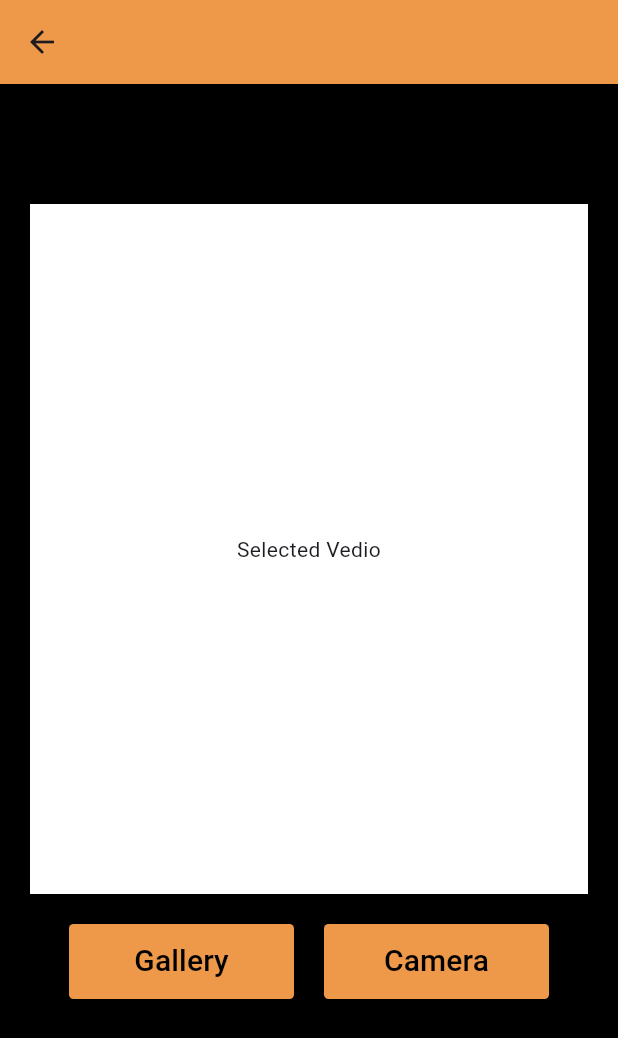
After one commit to seunggihong/flutter-likeu, a Flutter app: the CameraView screen opened directly, on a phone screen of 412 x 824 dp. The commit adds this screen. Shown: the top 1038 px of the screen. Run offline on Flutter 3.47's test engine with Material 3 defaults, Android fonts, the phone set to English and light mode, and no system bars; our stand-ins replace flutter_expandable_fab, flutter_heatmap_calendar.

Commit message:
add: open camera or gallery view

```diff
--- /dev/null
+++ b/lib/views/camera/camera_view.dart
@@ -0,0 +1,72 @@
+import 'dart:developer';
+
+import 'package:flutter/material.dart';
+import 'package:flutter_likeu/extensions/space_exs.dart';
+import 'package:flutter_likeu/utils/app_colors.dart';
+import 'package:flutter_likeu/views/camera/components/custom_button.dart';
+
+class CameraView extends StatefulWidget {
+  const CameraView({super.key});
+
+  @override
+  State<CameraView> createState() => _CameraViewState();
+}
+
+class _CameraViewState extends State<CameraView> {
+  @override
+  Widget build(BuildContext context) {
+    return Scaffold(
+        appBar: AppBar(),
+        body: Column(
+          crossAxisAlignment: CrossAxisAlignment.center,
+          children: [
+            60.h,
+            SizedBox(
+              height: 500,
+              child: Center(
+                child: Container(
+                  width: double.infinity,
+                  height: 500,
+                  alignment: Alignment.center,
+                  margin: const EdgeInsets.all(20),
+                  decoration: const BoxDecoration(
+                    color: Colors.white,
+                  ),
+                  child: const Text(
+                    "Selected Vedio",
+                    textAlign: TextAlign.center,
+                  ),
+                ),
+              ),
+            ),
+
+            /// Open Gallery Or Camera Button Widget.
+            _openGalleryOrCameraButtonLoader()
+          ],
+        ));
+  }
+
+  /// Open Gallery Or Camera Button Widget.
+  Widget _openGalleryOrCameraButtonLoader() {
+    return Row(
+      mainAxisAlignment: MainAxisAlignment.center,
+      children: [
+        CustomButton(
+          function: () {
+            /// Open Gallery
+            log('open gallery');
+          },
+          buttonName: 'Gallery',
+        ),
+        20.w,
+        CustomButton(
+          function: () {
+            /// Open Camera
+            log("open camera");
+          },
+          buttonName: 'Camera',
+        )
+      ],
+    );
+  }
+}
--- /dev/null
+++ b/lib/views/camera/components/custom_button.dart
@@ -0,0 +1,33 @@
+import 'package:flutter/material.dart';
+import 'package:flutter_likeu/utils/app_colors.dart';
+
+class CustomButton extends StatelessWidget {
+  const CustomButton({
+    super.key,
+    required this.function,
+    required this.buttonName,
+  });
+
+  final void Function() function;
+  final String buttonName;
+
+  @override
+  Widget build(BuildContext context) {
+    return ElevatedButton(
+      onPressed: function,
+      style: ElevatedButton.styleFrom(
+        backgroundColor: AppColors.primaryColor,
+        minimumSize: const Size(150, 50),
+        maximumSize: const Size(150, 50),
+        foregroundColor: Colors.white,
+        shape: RoundedRectangleBorder(
+          borderRadius: BorderRadius.circular(3),
+        ),
+      ),
+      child: Text(
+        buttonName,
+        style: const TextStyle(color: Colors.black, fontSize: 20),
+      ),
+    );
+  }
+}
--- a/lib/views/main/components/fab.dart
+++ b/lib/views/main/components/fab.dart
@@ -4,6 +4,7 @@ import 'package:flutter/cupertino.dart';
 import 'package:flutter/material.dart';
 import 'package:flutter_expandable_fab/flutter_expandable_fab.dart';
 import 'package:flutter_likeu/utils/app_colors.dart';
+import 'package:flutter_likeu/views/camera/camera_view.dart';
 
 /// Views
 import 'package:flutter_likeu/views/chart/chart_view.dart';
@@ -48,6 +49,8 @@ class Fab extends StatelessWidget {
             onPressed: () {
               /// Open Camera func
               log("Open Camera");
+              Navigator.push(context,
+                  CupertinoPageRoute(builder: (_) => const CameraView()));
             },
             backgroundColor: AppColors.primaryColor,
             child: const Icon(
--- a/lib/views/profile/components/menu_card.dart
+++ b/lib/views/profile/components/menu_card.dart
@@ -13,6 +13,7 @@ class SettingMenuCard extends StatelessWidget {
     return GestureDetector(
       onTap: () {
         /// Navigate to Setting menu.
+        /// Open Modal sheet.
         print(menuNameString);
       },
       child: SizedBox(
--- a/lib/views/profile/widget/heatmap_widget.dart
+++ b/lib/views/profile/widget/heatmap_widget.dart
@@ -31,7 +31,11 @@ class _HeatMapViewerState extends State<CustomHeatMapViewer> {
   /// Show Commit Count.
   void _changeCommitCount(value) {
     setState(() {
-      commit = datasets[value];
+      if (datasets[value] == null) {
+        commit = 0;
+      } else {
+        commit = datasets[value];
+      }
     });
   }
 
--- a/pubspec.yaml
+++ b/pubspec.yaml
@@ -36,6 +36,7 @@ dependencies:
   cupertino_icons: ^1.0.8
   flutter_expandable_fab: ^2.3.0
   flutter_heatmap_calendar: ^1.0.5
+  camerawesome: ^2.1.0
 
 dev_dependencies:
   flutter_test:
```
Also changed, not shown: pubspec.lock.
